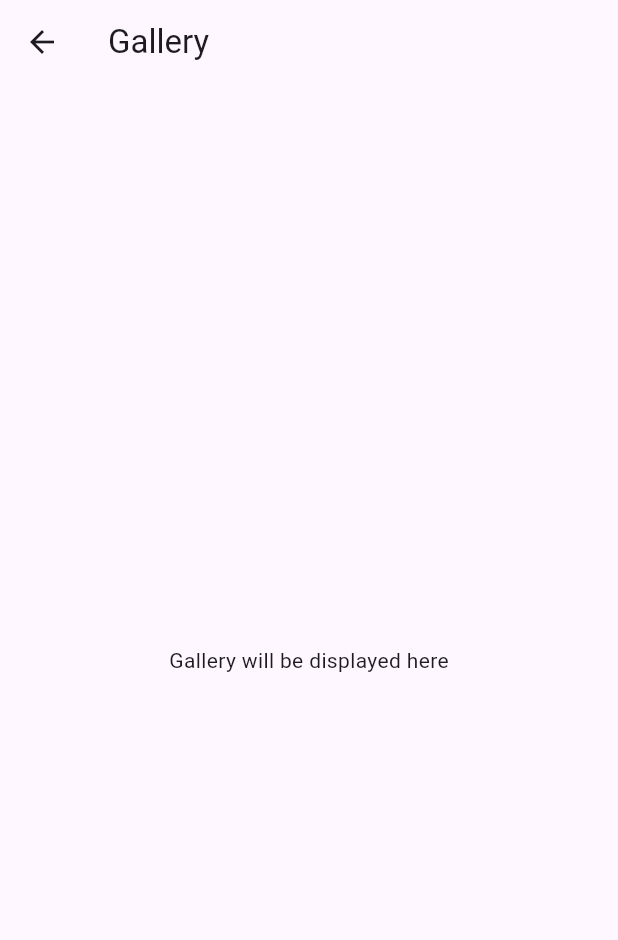
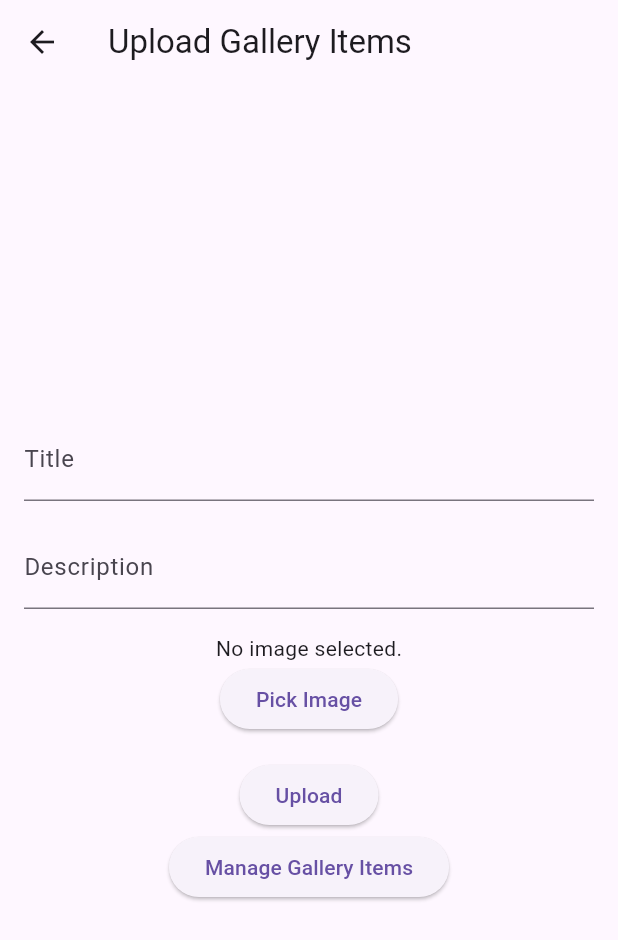
Before and after one commit to EdiGich/dtc_content_manager, a Flutter app: the GalleryUploadPage screen opened directly, on a phone screen of 412 x 824 dp. Shown: the top 940 px of the screen. Run offline on Flutter 3.47's test engine with Material 3 defaults, Android fonts, the phone set to English and light mode, and no system bars; our stand-ins replace get, get_storage, image_picker; accounts and stored records are empty; network calls fail.

```diff
--- a/dtc_content_manager/lib/views/gallery_upload_page.dart
+++ b/dtc_content_manager/lib/views/gallery_upload_page.dart
@@ -1,14 +1,135 @@
-// ignore_for_file: use_key_in_widget_constructors
+// ignore_for_file: use_key_in_widget_constructors, library_private_types_in_public_api
 
+import 'dart:io';
 import 'package:flutter/material.dart';
+import 'package:get/get.dart';
+import 'package:image_picker/image_picker.dart';
+import 'package:http/http.dart' as http;
+import 'package:get_storage/get_storage.dart';
+import 'gallery_management_page.dart';
 
-class GalleryUploadPage extends StatelessWidget {
+
+class GalleryUploadPage extends StatefulWidget {
+  @override
+  _GalleryUploadPageState createState() => _GalleryUploadPageState();
+}
+
+class _GalleryUploadPageState extends State<GalleryUploadPage> {
+  final ImagePicker _picker = ImagePicker();
+  File? _image;
+  final TextEditingController _titleController = TextEditingController();
+  final TextEditingController _descriptionController = TextEditingController();
+  bool _isLoading = false;
+
+  // backend URL
+  final String uploadUrl = 'http://10.0.2.2:8000/api/galleryitem/upload/';
+
+  final storage = GetStorage();
+
+  Future<void> _pickImage() async {
+    final pickedFile = await _picker.pickImage(source: ImageSource.gallery);
+    if (pickedFile != null) {
+      setState(() {
+        _image = File(pickedFile.path);
+      });
+    }
+  }
+
+  Future<void> _uploadImage() async {
+    if (_image == null ||
+        _titleController.text.isEmpty ||
+        _descriptionController.text.isEmpty) {
+      Get.snackbar('Error', 'Please fill all fields and pick an image.');
+      return;
+    }
+
+    setState(() {
+      _isLoading = true;
+    });
+
+    // Retrieve the token from storage
+    String? authToken = storage.read('authToken'); // Correctly read the token
+
+    if (authToken == null) {
+      Get.snackbar('Error', 'Authentication token not found. Iko wapi funguo?.');
+      return;
+    }
+
+    var request = http.MultipartRequest('POST', Uri.parse(uploadUrl));
+    request.fields['title'] = _titleController.text;
+    request.fields['description'] = _descriptionController.text;
+
+    // adding the image to the request
+    var pic = await http.MultipartFile.fromPath('image', _image!.path);
+    request.files.add(pic);
+
+    //adding the authorization header to the request
+    request.headers['Authorization'] = 'Bearer $authToken';
+
+    try {
+      var response = await request.send();
+
+      if (response.statusCode == 201) {
+        Get.snackbar('Success', 'Image uploaded successfully');
+      } else {
+        Get.snackbar('Error', 'Failed to upload image');
+      }
+      }catch(e){
+      Get.snackbar('Error','An error occurred: $e');
+    } finally {
+      setState(() {
+        _isLoading=false;
+      });
+    }
+  }
+
   @override
   Widget build(BuildContext context) {
     return Scaffold(
-      appBar: AppBar(title: Text('Gallery')),
-      body: Center(
-        child: Text('Gallery will be displayed here'),
+      appBar: AppBar(
+        title: Text('Upload Gallery Items'),
+      ),
+      body: Padding(
+        padding: const EdgeInsets.all(16.0),
+        child: Column(
+          mainAxisAlignment: MainAxisAlignment.center,
+          children: [
+            TextField(
+              controller: _titleController,
+              decoration: InputDecoration(labelText: 'Title'),
+            ),
+            SizedBox(height: 16),
+            TextField(
+              controller: _descriptionController,
+              decoration: InputDecoration(labelText: 'Description'),
+            ),
+            SizedBox(height: 16),
+            _image == null
+                ? Text('No image selected.')
+                : Image.file(_image!, height: 150, width: 150),
+            ElevatedButton(
+              onPressed: _pickImage,
+              child: Text('Pick Image'),
+            ),
+            SizedBox(height: 16),
+            _isLoading
+                ? CircularProgressIndicator()
+                : ElevatedButton(
+                    onPressed: _uploadImage,
+                    child: Text('Upload'),
+                  ),
+            ElevatedButton(
+              onPressed: () {
+                Navigator.push(
+                  context,
+                  MaterialPageRoute(builder: (context) => AdminGalleryManagementPage()),
+                );
+              },
+              child: Text("Manage Gallery Items"),
+            )
+          ],
+
+        ),
       ),
     );
   }
--- a/dtc_content_manager/pubspec.yaml
+++ b/dtc_content_manager/pubspec.yaml
@@ -37,6 +37,10 @@ dependencies:
   # The following adds the Cupertino Icons font to your application.
   # Use with the CupertinoIcons class for iOS style icons.
   cupertino_icons: ^1.0.6
+  image_picker: ^1.1.2
+  file_picker: ^8.1.2
+  get_storage: ^2.1.1
+  shared_preferences: ^2.3.2
 
 dev_dependencies:
   flutter_test:
```
Also changed, not shown: dtc_content_manager/lib/controllers/login_controller.dart (+7 -1 lines), dtc_content_manager/lib/services/auth_service.dart (+4 -5 lines), dtc_content_manager/lib/views/gallery_management_page.dart (added, +236 -0 lines), 5 other files.
